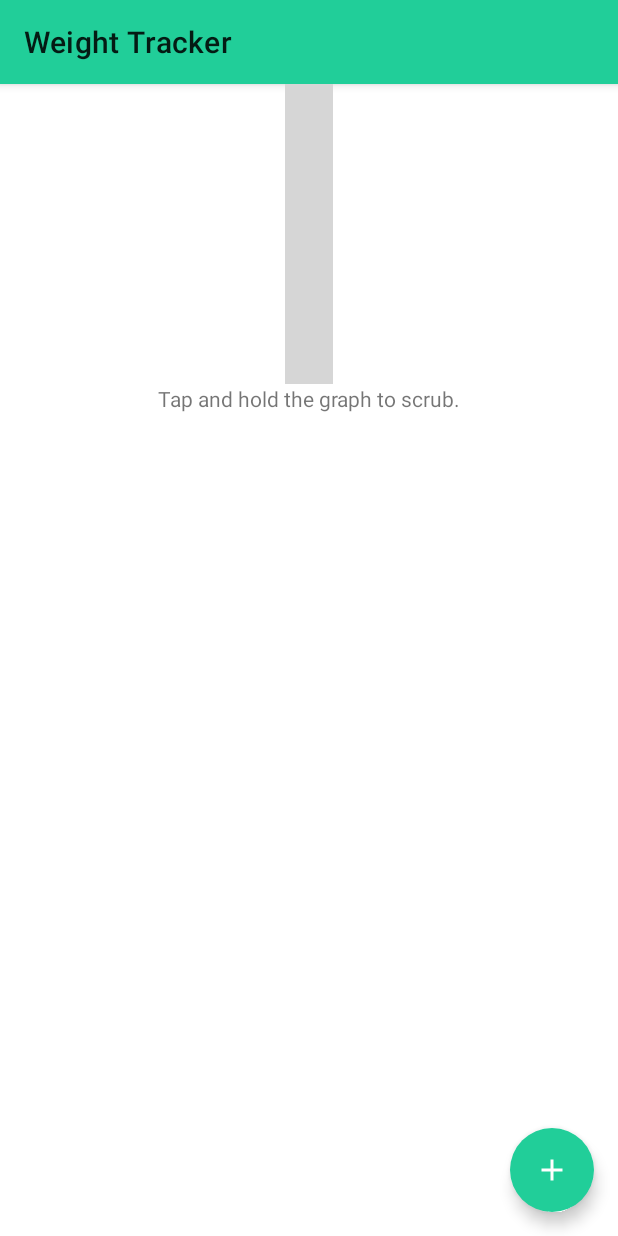
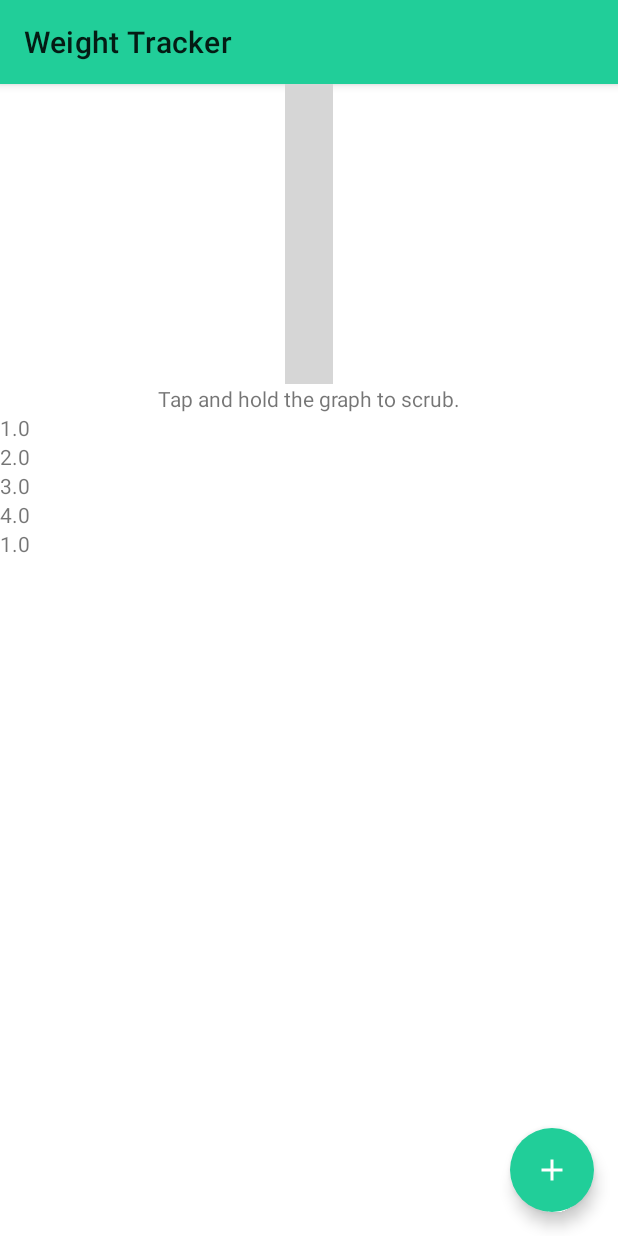
Before and after one commit to brian-norman/weightLess, an Android app: the screen it shows after launch (MainActivity), on a phone screen of 412 x 824 dp. Run offline under Robolectric (Android 15) with nearby library versions, the phone set to English and light mode, and no system bars; libraries missing offline, so code that uses them is left out: com.robinhood.spark; plain views replace SparkView; 3 statements that could not run were skipped; grey boxes are pictures that could not be loaded.

Commit message:
Add recyclerView

```diff
--- a/app/src/main/java/com/example/weighttracker/MainFragment.kt
+++ b/app/src/main/java/com/example/weighttracker/MainFragment.kt
@@ -7,12 +7,14 @@ import android.view.ViewGroup
 import androidx.fragment.app.Fragment
 import androidx.lifecycle.Observer
 import androidx.lifecycle.ViewModelProviders
+import androidx.recyclerview.widget.LinearLayoutManager
 import kotlinx.android.synthetic.main.main_fragment.*
 
 class MainFragment : Fragment() {
 
     private lateinit var viewModel: MainViewModel
     private val chartAdapter = ChartAdapter(emptyList())
+    private val weightAdapter = WeightAdapter(emptyList())
 
     override fun onCreateView(
         inflater: LayoutInflater, container: ViewGroup?,
@@ -26,6 +28,10 @@ class MainFragment : Fragment() {
         viewModel = ViewModelProviders.of(this).get(MainViewModel::class.java)
 
         sparkView.adapter = chartAdapter
+        recyclerView.apply {
+            layoutManager = LinearLayoutManager(requireContext())
+            adapter = weightAdapter
+        }
 
         sparkView.setScrubListener {
             if (it != null) {
@@ -42,6 +48,7 @@ class MainFragment : Fragment() {
 
         viewModel.chartData.observe(viewLifecycleOwner, Observer {
             chartAdapter.setData(it ?: emptyList())
+            weightAdapter.setData(it.map { weight -> WeightEntry("", weight) })
         })
     }
 
--- /dev/null
+++ b/app/src/main/java/com/example/weighttracker/WeightAdapter.kt
@@ -0,0 +1,31 @@
+package com.example.weighttracker
+
+import android.view.LayoutInflater
+import android.view.ViewGroup
+import android.widget.TextView
+import androidx.recyclerview.widget.RecyclerView
+
+class WeightAdapter(
+    private var data: List<WeightEntry>
+) : RecyclerView.Adapter<WeightAdapter.ViewHolder>() {
+
+    class ViewHolder(val textView: TextView) : RecyclerView.ViewHolder(textView)
+
+    override fun onCreateViewHolder(parent: ViewGroup, viewType: Int): ViewHolder {
+        val textView = LayoutInflater.from(parent.context)
+            .inflate(R.layout.item_weight_entry, parent, false) as TextView
+        return ViewHolder(textView)
+    }
+
+    override fun getItemCount(): Int = data.size
+
+    override fun onBindViewHolder(holder: ViewHolder, position: Int) {
+        holder.textView.text = data[position].weight.toString()
+    }
+
+    fun setData(newData: List<WeightEntry>) {
+        data = newData
+        notifyDataSetChanged()
+    }
+
+}
--- /dev/null
+++ b/app/src/main/java/com/example/weighttracker/WeightEntry.kt
@@ -0,0 +1,6 @@
+package com.example.weighttracker
+
+data class WeightEntry (
+    val date: String,
+    val weight: Float
+)
--- /dev/null
+++ b/app/src/main/res/layout/item_weight_entry.xml
@@ -0,0 +1,6 @@
+<?xml version="1.0" encoding="utf-8"?>
+<TextView xmlns:android="http://schemas.android.com/apk/res/android"
+    android:layout_width="match_parent"
+    android:layout_height="wrap_content">
+
+</TextView>
--- a/app/src/main/res/layout/main_fragment.xml
+++ b/app/src/main/res/layout/main_fragment.xml
@@ -27,6 +27,15 @@
         app:layout_constraintStart_toStartOf="parent"
         app:layout_constraintTop_toBottomOf="@id/sparkView" />
 
+    <androidx.recyclerview.widget.RecyclerView
+        android:id="@+id/recyclerView"
+        android:layout_width="match_parent"
+        android:layout_height="0dp"
+        app:layout_constraintBottom_toBottomOf="parent"
+        app:layout_constraintEnd_toEndOf="parent"
+        app:layout_constraintStart_toStartOf="parent"
+        app:layout_constraintTop_toBottomOf="@id/message" />
+
     <com.google.android.material.floatingactionbutton.FloatingActionButton
         android:id="@+id/addWeightButton"
         android:layout_width="wrap_content"
```
